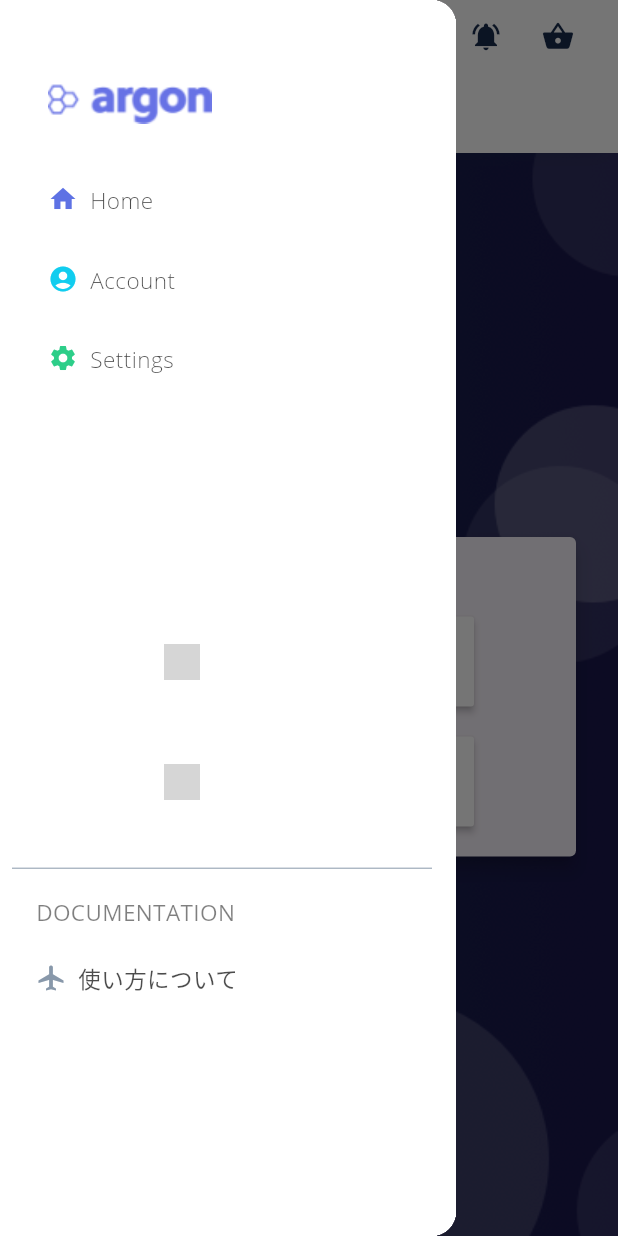
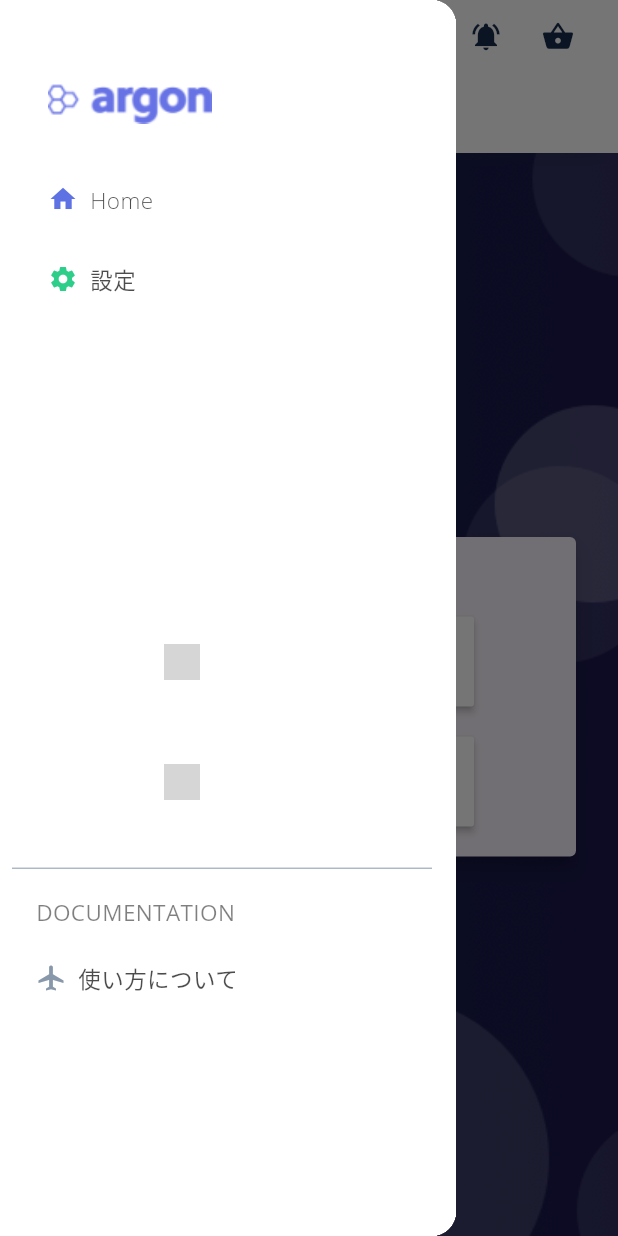
Before and after one commit to kouiso/calendar-alarm, a Flutter app: the screen it shows after launch, with the side drawer open, on a phone screen of 412 x 824 dp. Run offline on Flutter 3.47's test engine with Material 3 defaults, Android fonts, the phone set to English and light mode, and no system bars; drawn by our look-alikes of sign_in_button; our stand-ins replace carousel_slider, cloud_firestore, firebase_analytics, firebase_auth, firebase_core, firebase_crashlytics and 4 more; accounts and stored records are empty; generated files the repository leaves out were written again; grey boxes are pictures that could not be loaded.

Commit message:
リファクタした

```diff
--- a/lib/src/screens/signin.dart
+++ b/lib/src/screens/signin.dart
@@ -19,14 +19,10 @@ class Signin extends StatefulWidget {
 class _SigninState extends State<Signin> {
   final double height = ui.window.physicalSize.height;
 
-  // Googleサインアップメソッド
   Future<void> _signInWithGoogle() async {
     try {
-      // Googleサインインのインスタンスを作成
       final GoogleSignIn googleSignIn = GoogleSignIn();
       final GoogleSignInAccount? googleUser = await googleSignIn.signIn();
-
-      // Googleユーザーがnullでないことを確認
       if (googleUser != null) {
         final GoogleSignInAuthentication googleAuth =
             await googleUser.authentication;
@@ -34,25 +30,21 @@ class _SigninState extends State<Signin> {
           accessToken: googleAuth.accessToken,
           idToken: googleAuth.idToken,
         );
-
-        // FirebaseAuthでサインイン
         await FirebaseAuth.instance.signInWithCredential(credential);
       } else {
         // ユーザーがGoogleのサインインをキャンセルした場合の処理
-        // 例: ユーザーに通知する、ログを記録するなど
       }
     } catch (error) {
       MyApp.showErrorDialog(context, 'サインインエラー', 'サインインに失敗しました: $error');
     }
   }
 
-  // Appleサインアップメソッド
   Future<void> _signInWithApple() async {
     try {
       final appleCredential = await SignInWithApple.getAppleIDCredential(
         scopes: [
           AppleIDAuthorizationScopes.email,
-          AppleIDAuthorizationScopes.fullName
+          AppleIDAuthorizationScopes.fullName,
         ],
       );
       final oauthCredential = OAuthProvider("apple.com").credential(
@@ -60,10 +52,23 @@ class _SigninState extends State<Signin> {
         accessToken: appleCredential.authorizationCode,
       );
       await FirebaseAuth.instance.signInWithCredential(oauthCredential);
-      // サインイン成功後の処理...
     } catch (error) {
       MyApp.showErrorDialog(context, 'サインインエラー', 'サインインに失敗しました: $error');
     }
+  }
+
+  Widget _signInButton(
+      {required String text,
+      required Buttons buttonType,
+      required VoidCallback onPressed}) {
+    return SizedBox(
+      height: 60,
+      child: SignInButton(
+        text: text,
+        buttonType,
+        onPressed: onPressed,
+      ),
+    );
   }
 
   @override
@@ -85,13 +90,12 @@ class _SigninState extends State<Signin> {
           SafeArea(
             child: ListView(
               padding: EdgeInsets.only(
-                top: (screenHeight - 320) / 2, // カードの高さを考慮して中央に配置
+                top: (screenHeight - 320) / 2,
                 bottom: (screenHeight - 320) / 2,
               ),
               children: [
                 Padding(
-                  padding: const EdgeInsets.symmetric(
-                      horizontal: 24.0), // 左右のマージンを設定
+                  padding: const EdgeInsets.symmetric(horizontal: 24.0),
                   child: Card(
                     elevation: 5,
                     clipBehavior: Clip.antiAlias,
@@ -111,24 +115,18 @@ class _SigninState extends State<Signin> {
                             ),
                           ),
                         ),
-                        SizedBox(
-                          height: 60, // Googleボタンの高さ
-                          child: SignInButton(
-                            text: "Googleにサインイン",
-                            Buttons.google,
-                            onPressed: _signInWithGoogle,
-                          ),
+                        _signInButton(
+                          text: "Googleにサインイン",
+                          buttonType: Buttons.google,
+                          onPressed: _signInWithGoogle,
                         ),
-                        const SizedBox(height: 20), // ボタン間のスペース
-                        SizedBox(
-                          height: 60, // Appleボタンの高さ
-                          child: SignInButton(
-                            text: "Appleにサインイン",
-                            Buttons.apple,
-                            onPressed: _signInWithApple,
-                          ),
+                        const SizedBox(height: 20),
+                        _signInButton(
+                          text: "Appleにサインイン",
+                          buttonType: Buttons.apple,
+                          onPressed: _signInWithApple,
                         ),
-                        const SizedBox(height: 20), // 下の余白
+                        const SizedBox(height: 20),
                       ],
                     ),
                   ),
--- a/lib/src/widgets/drawer.dart
+++ b/lib/src/widgets/drawer.dart
@@ -54,17 +54,6 @@ class ArgonDrawer extends StatelessWidget {
                     isSelected: currentPage == 'Home' ? true : false,
                   ),
                   DrawerTile(
-                    icon: Icons.account_circle,
-                    onTap: () {
-                      if (currentPage != 'Account') {
-                        Navigator.pushReplacementNamed(context, '/account');
-                      }
-                    },
-                    iconColor: ArgonColors.info,
-                    title: 'Account',
-                    isSelected: currentPage == 'Account' ? true : false,
-                  ),
-                  DrawerTile(
                     icon: Icons.settings,
                     onTap: () {
                       if (currentPage != 'Settings') {
@@ -72,7 +61,7 @@ class ArgonDrawer extends StatelessWidget {
                       }
                     },
                     iconColor: ArgonColors.success,
-                    title: 'Settings',
+                    title: "設定",
                     isSelected: currentPage == 'Settings' ? true : false,
                   ),
                 ],
```
